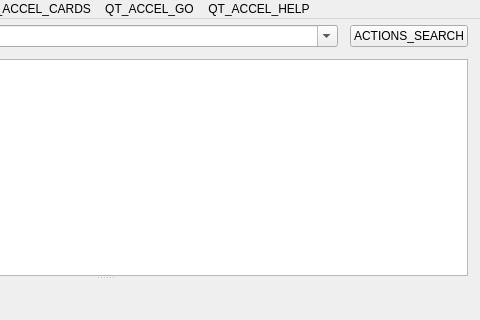
ankitects/anki, file qt/aqt/forms/browser.ui: the form before one commit; both pictures show x 270 to 750 and y 0 to 320 of the 750 by 493 pixel window.
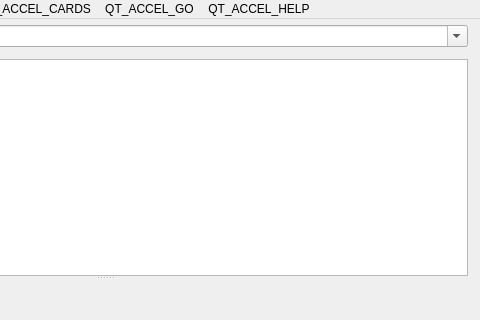
The form after the commit. Icons and pictures are not drawn.

Commit message: Remove search button and reword search bar hint

Patch:
```diff
--- a/qt/aqt/forms/browser.ui
+++ b/qt/aqt/forms/browser.ui
@@ -107,13 +107,6 @@
             </property>
            </widget>
           </item>
-          <item row="0" column="2">
-           <widget class="QPushButton" name="searchButton">
-            <property name="text">
-             <string>ACTIONS_SEARCH</string>
-            </property>
-           </widget>
-          </item>
           <item row="0" column="0">
            <widget class="QPushButton" name="filter">
             <property name="text">
```
Left out of the diff: 8 changed lines with no effect on the pictures. The commit also changes 3 other files.
